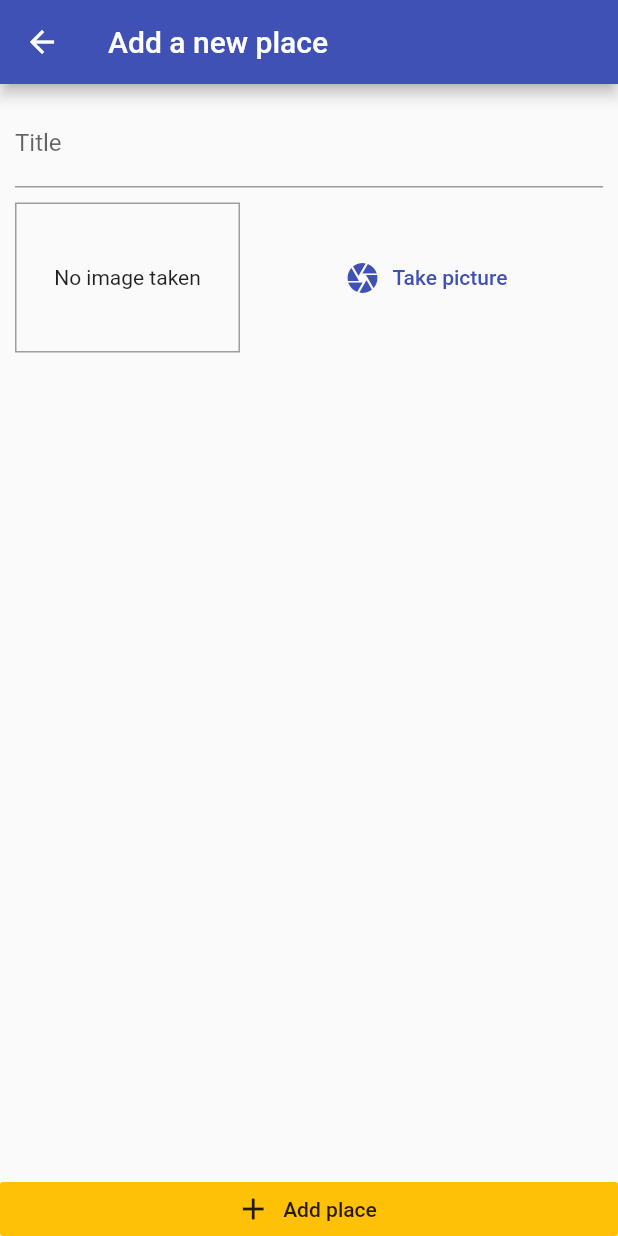
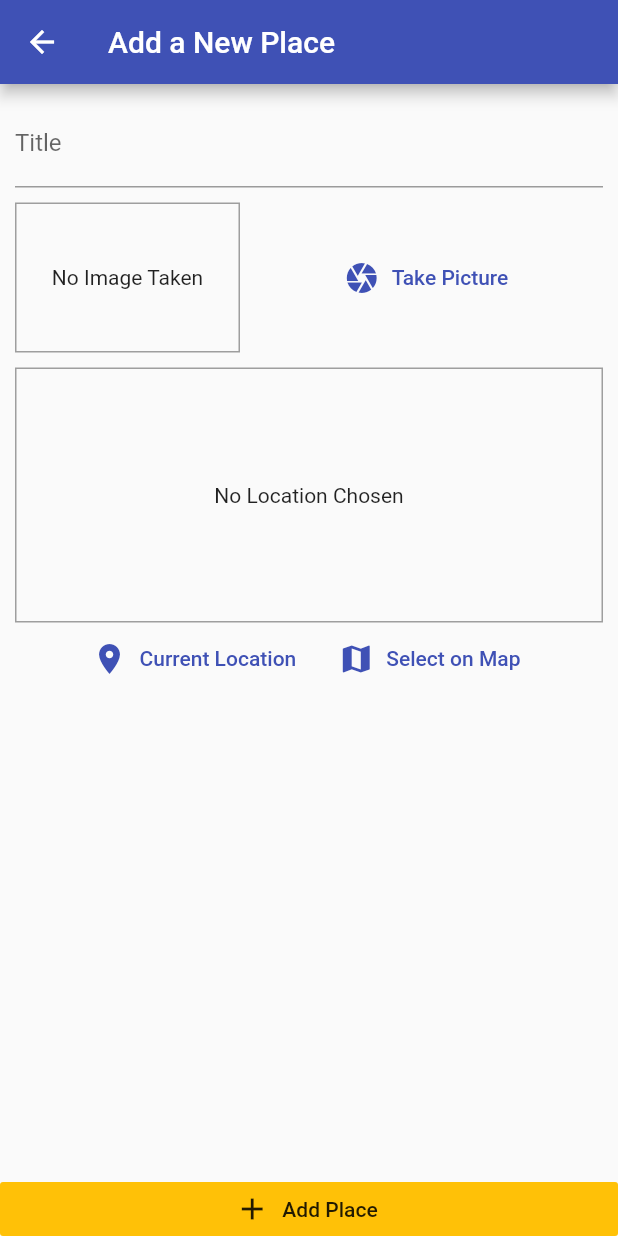
Before and after one commit to shaoyangchin/Great_Places_Flutter_App, a Flutter app: the screen it shows after launch, after a tap on the "add" icon, on a phone screen of 412 x 824 dp. Run offline on Flutter 3.47's test engine with Material 2 defaults, Android fonts, the phone set to English and light mode, and no system bars; our stand-ins replace google_maps_flutter, image_picker, location, sqflite; accounts and stored records are empty.

Commit message:
Great Places app done

```diff
--- a/lib/helpers/db_helper.dart
+++ b/lib/helpers/db_helper.dart
@@ -5,13 +5,10 @@ import 'package:sqflite/sqlite_api.dart';
 class DBHelper {
   static Future<Database> database() async {
     final dbPath = await sql.getDatabasesPath();
-    return sql.openDatabase(
-        path.join(
-          dbPath,
-          "places.db",
-        ), onCreate: (db, version) {
+    return sql.openDatabase(path.join(dbPath, 'places.db'),
+        onCreate: (db, version) {
       return db.execute(
-          "CREATE TABLE user_places(id TEXT PRIMARY KEY, title TEXT, image TEXT)");
+          'CREATE TABLE user_places(id TEXT PRIMARY KEY, title TEXT, image TEXT, loc_lat REAL, loc_lng REAL, address TEXT)');
     }, version: 1);
   }
 
@@ -20,12 +17,12 @@ class DBHelper {
     db.insert(
       table,
       data,
-      conflictAlgorithm: sql.ConflictAlgorithm.replace,
+      conflictAlgorithm: ConflictAlgorithm.replace,
     );
   }
 
   static Future<List<Map<String, dynamic>>> getData(String table) async {
     final db = await DBHelper.database();
-    return  db.query(table);
+    return db.query(table);
   }
 }
--- /dev/null
+++ b/lib/helpers/location_helper.dart
@@ -0,0 +1,17 @@
+import 'dart:convert';
+
+import 'package:http/http.dart' as http;
+
+const GOOGLE_API_KEY = 'AIzaSyBg9yn5JtQgKRFbg6FCTy4ewbF24kRuAYI';
+
+class LocationHelper {
+  static String generateLocationPreviewImage({double latitude, double longitude,}) {
+    return 'https://maps.googleapis.com/maps/api/staticmap?center=&$latitude,$longitude&zoom=16&size=600x300&maptype=roadmap&markers=color:red%7Clabel:A%7C$latitude,$longitude&key=$GOOGLE_API_KEY';
+  }
+
+  static Future<String> getPlaceAddress(double lat, double lng) async {
+    final url = Uri.parse('https://maps.googleapis.com/maps/api/geocode/json?latlng=$lat,$lng&key=$GOOGLE_API_KEY');
+    final response = await http.get(url);
+    return json.decode(response.body)['results'][0]['formatted_address'];
+  }
+}
--- a/lib/main.dart
+++ b/lib/main.dart
@@ -4,14 +4,15 @@ import 'package:provider/provider.dart';
 import './providers/great_places.dart';
 import './screens/places_list_screen.dart';
 import './screens/add_place_screen.dart';
+import './screens/place_detail_screen.dart';
 
 void main() => runApp(MyApp());
 
 class MyApp extends StatelessWidget {
   @override
   Widget build(BuildContext context) {
-    return ChangeNotifierProvider(
-      create: (ctx) => GreatPlaces(),
+    return ChangeNotifierProvider.value(
+      value: GreatPlaces(),
       child: MaterialApp(
           title: 'Great Places',
           theme: ThemeData(
@@ -21,8 +22,8 @@ class MyApp extends StatelessWidget {
           home: PlacesListScreen(),
           routes: {
             AddPlaceScreen.routeName: (ctx) => AddPlaceScreen(),
-        },
-      ),
+            PlaceDetailScreen.routeName: (ctx) => PlaceDetailScreen(),
+          }),
     );
   }
 }
--- a/lib/models/place.dart
+++ b/lib/models/place.dart
@@ -4,12 +4,12 @@ import 'package:flutter/foundation.dart';
 
 class PlaceLocation {
   final double latitude;
-  final double longtitude;
+  final double longitude;
   final String address;
 
-  PlaceLocation({
+  const PlaceLocation({
     @required this.latitude,
-    @required this.longtitude,
+    @required this.longitude,
     this.address,
   });
 }
@@ -20,9 +20,10 @@ class Place {
   final PlaceLocation location;
   final File image;
 
-  Place(
-      {@required this.id,
-      @required this.title,
-      @required this.location,
-      @required this.image});
+  Place({
+    @required this.id,
+    @required this.title,
+    @required this.location,
+    @required this.image,
+  });
 }
--- a/lib/providers/great_places.dart
+++ b/lib/providers/great_places.dart
@@ -4,40 +4,63 @@ import 'package:flutter/foundation.dart';
 
 import '../models/place.dart';
 import '../helpers/db_helper.dart';
+import '../helpers/location_helper.dart';
 
-class GreatPlaces extends ChangeNotifier {
+class GreatPlaces with ChangeNotifier {
   List<Place> _items = [];
 
   List<Place> get items {
     return [..._items];
   }
 
-  void addPlace(String pickedTitle, File pickedImage) {
+  Place findById(String id) {
+    return _items.firstWhere((place) => place.id == id);
+  }
+
+  Future<void> addPlace(
+    String pickedTitle,
+    File pickedImage,
+    PlaceLocation pickedLocation,
+  ) async {
+    final address = await LocationHelper.getPlaceAddress(
+        pickedLocation.latitude, pickedLocation.longitude);
+    final updatedLocation = PlaceLocation(
+      latitude: pickedLocation.latitude,
+      longitude: pickedLocation.longitude,
+      address: address,
+    );
     final newPlace = Place(
       id: DateTime.now().toString(),
       image: pickedImage,
       title: pickedTitle,
-      location: null,
+      location: updatedLocation,
     );
     _items.add(newPlace);
     notifyListeners();
-    DBHelper.insert("user_places", {
-      "id": newPlace.id,
-      "title": newPlace.title,
-      "image": newPlace.image.path,
+    DBHelper.insert('user_places', {
+      'id': newPlace.id,
+      'title': newPlace.title,
+      'image': newPlace.image.path,
+      'loc_lat': newPlace.location.latitude,
+      'loc_lng': newPlace.location.longitude,
+      'address': newPlace.location.address,
     });
   }
 
   Future<void> fetchAndSetPlaces() async {
-    final dataList = await DBHelper.getData("user_places");
+    final dataList = await DBHelper.getData('user_places');
     _items = dataList
         .map(
           (item) => Place(
-            id: item["id"],
-            title: item["title"],
-            image: File(item["image"]),
-            location: null,
-          ),
+                id: item['id'],
+                title: item['title'],
+                image: File(item['image']),
+                location: PlaceLocation(
+                  latitude: item['loc_lat'],
+                  longitude: item['loc_lng'],
+                  address: item['address'],
+                ),
+              ),
         )
         .toList();
     notifyListeners();
--- a/lib/screens/add_place_screen.dart
+++ b/lib/screens/add_place_screen.dart
@@ -4,10 +4,12 @@ import 'package:flutter/material.dart';
 import 'package:provider/provider.dart';
 
 import '../widgets/image_input.dart';
+import '../widgets/location_input.dart';
 import '../providers/great_places.dart';
+import '../models/place.dart';
 
 class AddPlaceScreen extends StatefulWidget {
-  static const routeName = "/add-place";
+  static const routeName = '/add-place';
 
   @override
   _AddPlaceScreenState createState() => _AddPlaceScreenState();
@@ -16,17 +18,24 @@ class AddPlaceScreen extends StatefulWidget {
 class _AddPlaceScreenState extends State<AddPlaceScreen> {
   final _titleController = TextEditingController();
   File _pickedImage;
+  PlaceLocation _pickedLocation;
 
   void _selectImage(File pickedImage) {
     _pickedImage = pickedImage;
   }
 
+  void _selectPlace(double lat, double lng) {
+    _pickedLocation = PlaceLocation(latitude: lat, longitude: lng);
+  }
+
   void _savePlace() {
-    if (_titleController.text.isEmpty || _pickedImage == null) {
+    if (_titleController.text.isEmpty ||
+        _pickedImage == null ||
+        _pickedLocation == null) {
       return;
     }
     Provider.of<GreatPlaces>(context, listen: false)
-        .addPlace(_titleController.text, _pickedImage);
+        .addPlace(_titleController.text, _pickedImage, _pickedLocation);
     Navigator.of(context).pop();
   }
 
@@ -34,7 +43,7 @@ class _AddPlaceScreenState extends State<AddPlaceScreen> {
   Widget build(BuildContext context) {
     return Scaffold(
       appBar: AppBar(
-        title: Text("Add a new place"),
+        title: Text('Add a New Place'),
       ),
       body: Column(
         crossAxisAlignment: CrossAxisAlignment.stretch,
@@ -46,13 +55,17 @@ class _AddPlaceScreenState extends State<AddPlaceScreen> {
                 child: Column(
                   children: <Widget>[
                     TextField(
-                      decoration: InputDecoration(labelText: "Title"),
+                      decoration: InputDecoration(labelText: 'Title'),
                       controller: _titleController,
                     ),
                     SizedBox(
                       height: 10,
                     ),
                     ImageInput(_selectImage),
+                    SizedBox(
+                      height: 10,
+                    ),
+                    LocationInput(_selectPlace),
                   ],
                 ),
               ),
@@ -61,12 +74,12 @@ class _AddPlaceScreenState extends State<AddPlaceScreen> {
           // ignore: deprecated_member_use
           RaisedButton.icon(
             icon: Icon(Icons.add),
-            label: Text("Add place"),
+            label: Text('Add Place'),
             onPressed: _savePlace,
             elevation: 0,
             materialTapTargetSize: MaterialTapTargetSize.shrinkWrap,
             color: Theme.of(context).accentColor,
-          )
+          ),
         ],
       ),
     );
--- a/lib/screens/places_list_screen.dart
+++ b/lib/screens/places_list_screen.dart
@@ -3,13 +3,14 @@ import 'package:provider/provider.dart';
 
 import './add_place_screen.dart';
 import '../providers/great_places.dart';
+import './place_detail_screen.dart';
 
 class PlacesListScreen extends StatelessWidget {
   @override
   Widget build(BuildContext context) {
     return Scaffold(
       appBar: AppBar(
-        title: Text("Your places"),
+        title: Text('Your Places'),
         actions: <Widget>[
           IconButton(
             icon: Icon(Icons.add),
@@ -29,7 +30,7 @@ class PlacesListScreen extends StatelessWidget {
               )
             : Consumer<GreatPlaces>(
                 child: Center(
-                  child: const Text("Got no places yet, start adding some"),
+                  child: const Text('Got no places yet, start adding some!'),
                 ),
                 builder: (ctx, greatPlaces, ch) => greatPlaces.items.length <= 0
                     ? ch
@@ -42,7 +43,14 @@ class PlacesListScreen extends StatelessWidget {
                                 ),
                               ),
                               title: Text(greatPlaces.items[i].title),
-                          onTap: () {},
+                              subtitle:
+                                  Text(greatPlaces.items[i].location.address),
+                              onTap: () {
+                                Navigator.of(context).pushNamed(
+                                  PlaceDetailScreen.routeName,
+                                  arguments: greatPlaces.items[i].id,
+                                );
+                              },
                             ),
                       ),
               ),
--- a/lib/widgets/image_input.dart
+++ b/lib/widgets/image_input.dart
@@ -18,8 +18,8 @@ class _ImageInputState extends State<ImageInput> {
   File _storedImage;
 
   Future<void> _takePicture() async {
-    final picker = ImagePicker();
-    final imageFile = await picker.pickImage(
+    // ignore: deprecated_member_use
+    final imageFile = await ImagePicker.pickImage(
       source: ImageSource.camera,
       maxWidth: 600,
     );
@@ -27,11 +27,11 @@ class _ImageInputState extends State<ImageInput> {
       return;
     }
     setState(() {
-      _storedImage = File(imageFile.path);
+      _storedImage = imageFile;
     });
     final appDir = await syspaths.getApplicationDocumentsDirectory();
     final fileName = path.basename(imageFile.path);
-    final savedImage = await imageFile.saveTo("${appDir.path}/$fileName");
+    final savedImage = await imageFile.copy('${appDir.path}/$fileName');
     widget.onSelectImage(savedImage);
   }
 
@@ -43,10 +43,7 @@ class _ImageInputState extends State<ImageInput> {
           width: 150,
           height: 100,
           decoration: BoxDecoration(
-            border: Border.all(
-              width: 1,
-              color: Colors.grey,
-            ),
+            border: Border.all(width: 1, color: Colors.grey),
           ),
           child: _storedImage != null
               ? Image.file(
@@ -55,7 +52,7 @@ class _ImageInputState extends State<ImageInput> {
                   width: double.infinity,
                 )
               : Text(
-                  "No image taken",
+                  'No Image Taken',
                   textAlign: TextAlign.center,
                 ),
           alignment: Alignment.center,
@@ -67,7 +64,7 @@ class _ImageInputState extends State<ImageInput> {
           // ignore: deprecated_member_use
           child: FlatButton.icon(
             icon: Icon(Icons.camera),
-            label: Text("Take picture"),
+            label: Text('Take Picture'),
             textColor: Theme.of(context).primaryColor,
             onPressed: _takePicture,
           ),
--- /dev/null
+++ b/lib/widgets/location_input.dart
@@ -0,0 +1,104 @@
+import 'package:flutter/material.dart';
+import 'package:google_maps_flutter/google_maps_flutter.dart';
+import 'package:location/location.dart';
+
+import '../helpers/location_helper.dart';
+import '../screens/map_screen.dart';
+
+class LocationInput extends StatefulWidget {
+  final Function onSelectPlace;
+
+  LocationInput(this.onSelectPlace);
+
+  @override
+  _LocationInputState createState() => _LocationInputState();
+}
+
+class _LocationInputState extends State<LocationInput> {
+  String _previewImageUrl;
+
+  void _showPreview(double lat, double lng) {
+    final staticMapImageUrl = LocationHelper.generateLocationPreviewImage(
+      latitude: lat,
+      longitude: lng,
+    );
+    setState(() {
+      _previewImageUrl = staticMapImageUrl;
+    });
+  }
+
+  Future<void> _getCurrentUserLocation() async {
+    try {
+      final locData = await Location().getLocation();
+      _showPreview(locData.latitude, locData.longitude);
+      widget.onSelectPlace(locData.latitude, locData.longitude);
+    } catch (error) {
+      return;
+    }
+  }
+
+  Future<void> _selectOnMap() async {
+    final selectedLocation = await Navigator.of(context).push<LatLng>(
+      MaterialPageRoute(
+        fullscreenDialog: true,
+        builder: (ctx) => MapScreen(
+              isSelecting: true,
+            ),
+      ),
+    );
+    if (selectedLocation == null) {
+      return;
+    }
+    _showPreview(selectedLocation.latitude, selectedLocation.longitude);
+    widget.onSelectPlace(selectedLocation.latitude, selectedLocation.longitude);
+  }
+
+  @override
+  Widget build(BuildContext context) {
+    return Column(
+      children: <Widget>[
+        Container(
+          height: 170,
+          width: double.infinity,
+          alignment: Alignment.center,
+          decoration: BoxDecoration(
+            border: Border.all(width: 1, color: Colors.grey),
+          ),
+          child: _previewImageUrl == null
+              ? Text(
+                  'No Location Chosen',
+                  textAlign: TextAlign.center,
+                )
+              : Image.network(
+                  _previewImageUrl,
+                  fit: BoxFit.cover,
+                  width: double.infinity,
+                ),
+        ),
+        Row(
+          mainAxisAlignment: MainAxisAlignment.center,
+          children: <Widget>[
+            // ignore: deprecated_member_use
+            FlatButton.icon(
+              icon: Icon(
+                Icons.location_on,
+              ),
+              label: Text('Current Location'),
+              textColor: Theme.of(context).primaryColor,
+              onPressed: _getCurrentUserLocation,
+            ),
+            // ignore: deprecated_member_use
+            FlatButton.icon(
+              icon: Icon(
+                Icons.map,
+              ),
+              label: Text('Select on Map'),
+              textColor: Theme.of(context).primaryColor,
+              onPressed: _selectOnMap,
+            ),
+          ],
+        ),
+      ],
+    );
+  }
+}
```
Also changed, not shown: lib/screens/map_screen.dart (added, +70 -0 lines), lib/screens/place_detail_screen.dart (+64 -0 lines), pubspec.yaml (+12 -13 lines), pubspec.lock, 3 other files. Lines whose indentation alone changed are shown as unchanged.
